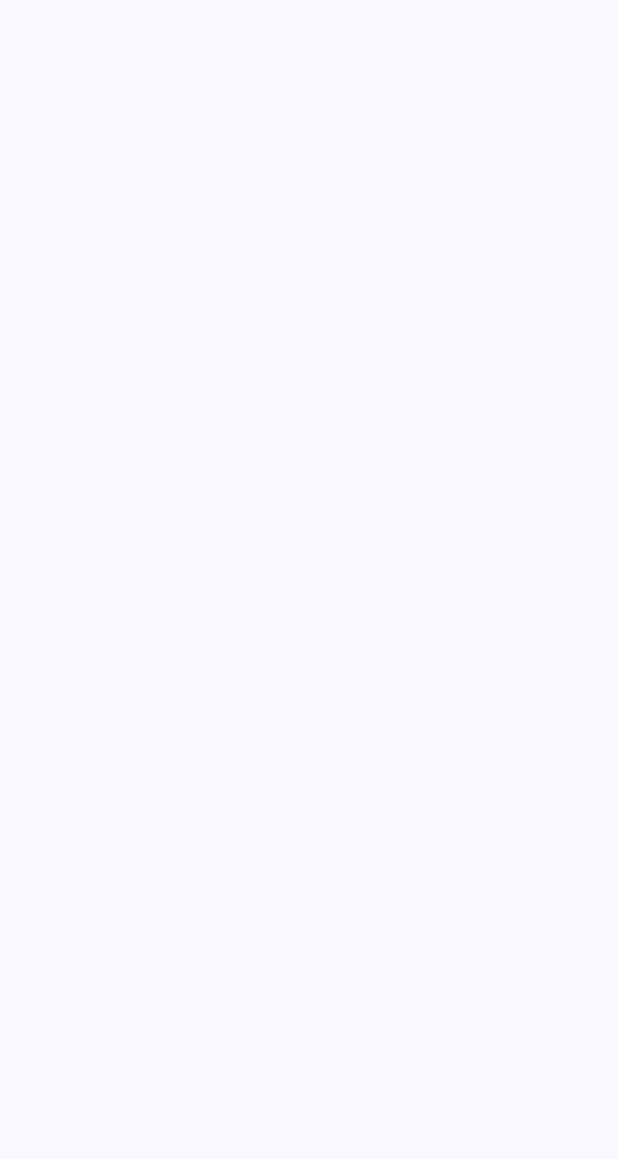
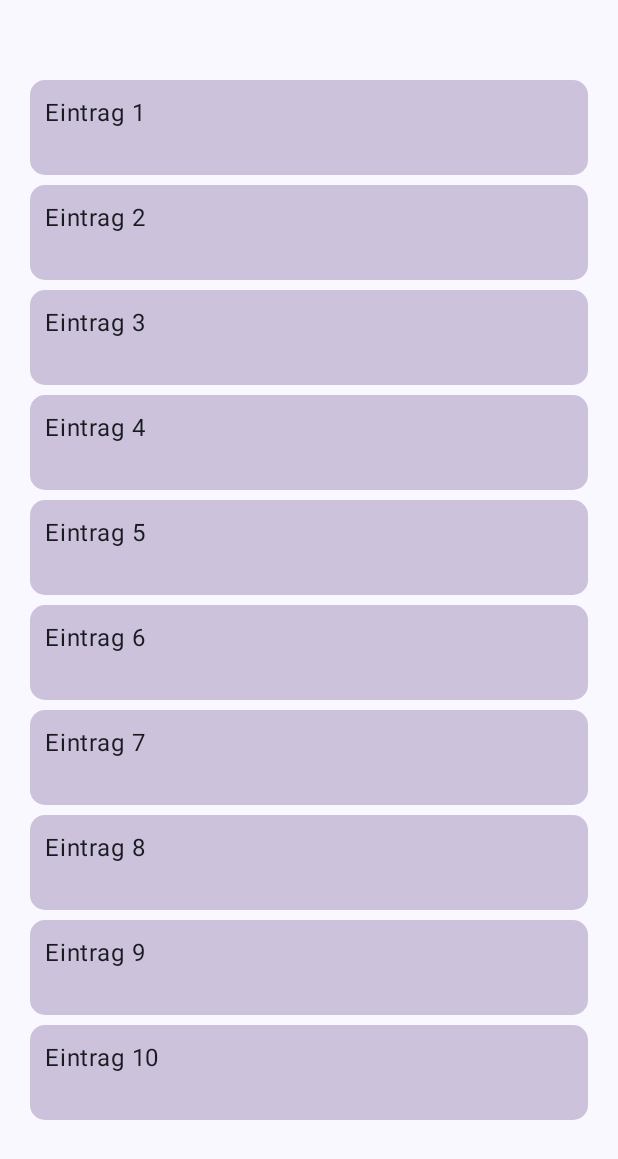
Before and after one commit to N-E-O-N-E/04-04-taskmanager-N-E-O-N-E, an Android app built with Jetpack Compose: the screen it shows after launch (MainActivity), on a phone screen of 412 x 824 dp. Before the commit the part shown is empty. Shown: the top 1159 px of the screen. Run offline under Robolectric (Android 15) with nearby library versions, the phone set to English and light mode, and no system bars.

Commit message:
Tag 1 Datensicherung NEONE

```diff
--- a/app/build.gradle.kts
+++ b/app/build.gradle.kts
@@ -56,4 +56,6 @@ dependencies {
     androidTestImplementation(libs.androidx.ui.test.junit4)
     debugImplementation(libs.androidx.ui.tooling)
     debugImplementation(libs.androidx.ui.test.manifest)
+    implementation (libs.androidx.lifecycle.viewmodel.compose)
+
 }
--- a/app/src/main/java/de/syntax_institut/taskmanager/MainActivity.kt
+++ b/app/src/main/java/de/syntax_institut/taskmanager/MainActivity.kt
@@ -13,6 +13,7 @@ import androidx.compose.runtime.Composable
 import androidx.compose.ui.Modifier
 import androidx.compose.ui.tooling.preview.Preview
 import de.syntax_institut.taskmanager.ui.theme.TaskManagerTheme
+import de.syntax_institut.taskmanager.views.TodoListItem
 
 class MainActivity : ComponentActivity() {
     override fun onCreate(savedInstanceState: Bundle?) {
@@ -21,6 +22,7 @@ class MainActivity : ComponentActivity() {
         setContent {
             TaskManagerTheme {
                 Scaffold(modifier = Modifier.fillMaxSize()) { innerPadding ->
+                    TodoListItem()
                     Column(Modifier.padding(innerPadding)){
 
                     }
--- /dev/null
+++ b/app/src/main/java/de/syntax_institut/taskmanager/data/TodoData.kt
@@ -0,0 +1,18 @@
+package de.syntax_institut.taskmanager.data
+
+class TodoData(
+    var title: String
+)
+
+var todoSamples = listOf<TodoData>(
+    TodoData(title = "Eintrag 1"),
+    TodoData(title = "Eintrag 2"),
+    TodoData(title = "Eintrag 3"),
+    TodoData(title = "Eintrag 4"),
+    TodoData(title = "Eintrag 5"),
+    TodoData(title = "Eintrag 6"),
+    TodoData(title = "Eintrag 7"),
+    TodoData(title = "Eintrag 8"),
+    TodoData(title = "Eintrag 9"),
+    TodoData(title = "Eintrag 10"),
+)
--- /dev/null
+++ b/app/src/main/java/de/syntax_institut/taskmanager/views/ListView.kt
@@ -0,0 +1,59 @@
+package de.syntax_institut.taskmanager.views
+
+import androidx.compose.foundation.layout.Column
+import androidx.compose.foundation.layout.fillMaxSize
+import androidx.compose.foundation.layout.fillMaxWidth
+import androidx.compose.foundation.layout.height
+import androidx.compose.foundation.layout.padding
+import androidx.compose.foundation.lazy.LazyColumn
+import androidx.compose.foundation.lazy.items
+import androidx.compose.foundation.shape.RoundedCornerShape
+import androidx.compose.material3.Card
+import androidx.compose.material3.CardDefaults
+import androidx.compose.material3.CardDefaults.cardElevation
+import androidx.compose.material3.Text
+import androidx.compose.runtime.Composable
+import androidx.compose.ui.Modifier
+import androidx.compose.ui.tooling.preview.Preview
+import androidx.compose.ui.unit.dp
+import de.syntax_institut.taskmanager.data.todoSamples
+import de.syntax_institut.taskmanager.ui.theme.PurpleGrey80
+
+@Composable
+fun TodoListItem(
+    modifier: Modifier = Modifier
+) {
+
+    LazyColumn(
+        modifier = modifier
+            .fillMaxSize()
+            .padding(top = 50.dp)
+            .padding(horizontal = 20.dp)
+    ) {
+        items(todoSamples) {
+            Card(
+                modifier = modifier
+                    .fillMaxWidth()
+                    .height(70.dp)
+                    .padding(vertical = 3.dp),
+                shape = RoundedCornerShape(10.dp),
+                colors = CardDefaults.cardColors(PurpleGrey80),
+                elevation = cardElevation(),
+            ) {
+                Column(
+                    modifier = modifier
+                        .fillMaxWidth()
+                        .padding(10.dp)
+                ) {
+                    Text(it.title)
+                }
+            }
+        }
+    }
+}
+
+@Preview(showSystemUi = true, showBackground = true, name = "TodoListItemPreview")
+@Composable
+private fun TodoListItemPreview() {
+    TodoListItem()
+}
--- a/gradle/libs.versions.toml
+++ b/gradle/libs.versions.toml
@@ -6,8 +6,8 @@ junit = "4.13.2"
 junitVersion = "1.2.1"
 espressoCore = "3.6.1"
 lifecycleRuntimeKtx = "2.8.7"
-activityCompose = "1.9.3"
-composeBom = "2024.04.01"
+activityCompose = "1.10.0"
+composeBom = "2025.01.00"
 
 [libraries]
 androidx-core-ktx = { group = "androidx.core", name = "core-ktx", version.ref = "coreKtx" }
@@ -25,6 +25,9 @@ androidx-ui-test-manifest = { group = "androidx.compose.ui", name = "ui-test-man
 androidx-ui-test-junit4 = { group = "androidx.compose.ui", name = "ui-test-junit4" }
 androidx-material3 = { group = "androidx.compose.material3", name = "material3" }
 
+androidx-lifecycle-viewmodel-compose = { group = "androidx.lifecycle", name = "lifecycle-viewmodel-compose", version.ref = "lifecycleRuntimeKtx" }
+
+
 [plugins]
 android-application = { id = "com.android.application", version.ref = "agp" }
 kotlin-android = { id = "org.jetbrains.kotlin.android", version.ref = "kotlin" }
```
